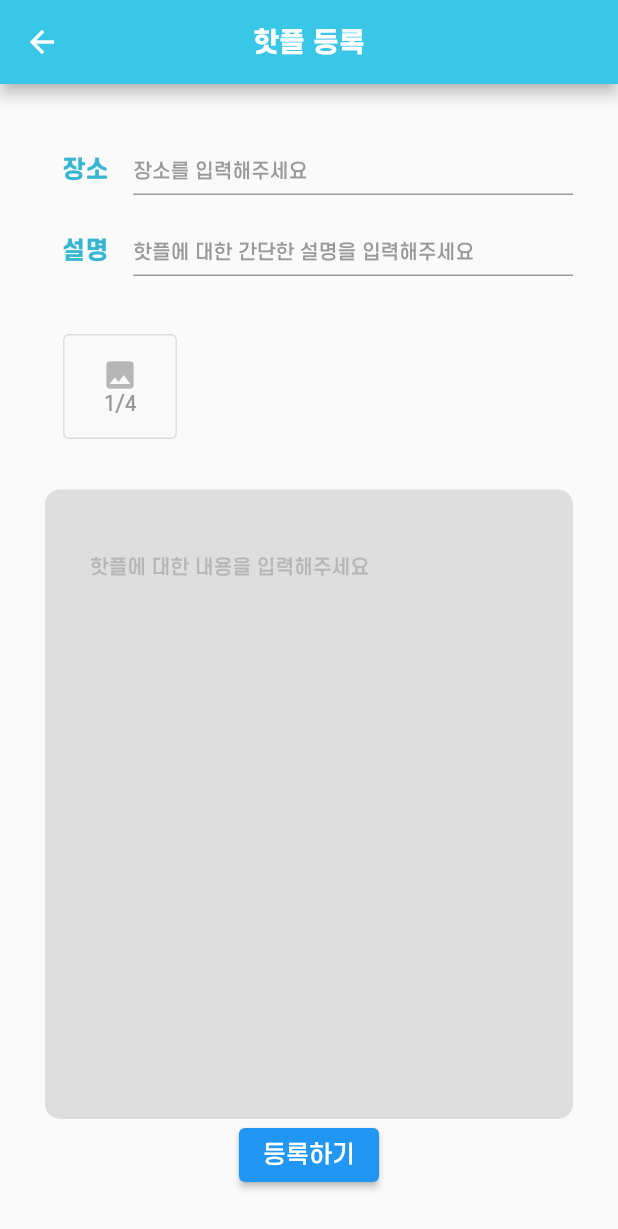
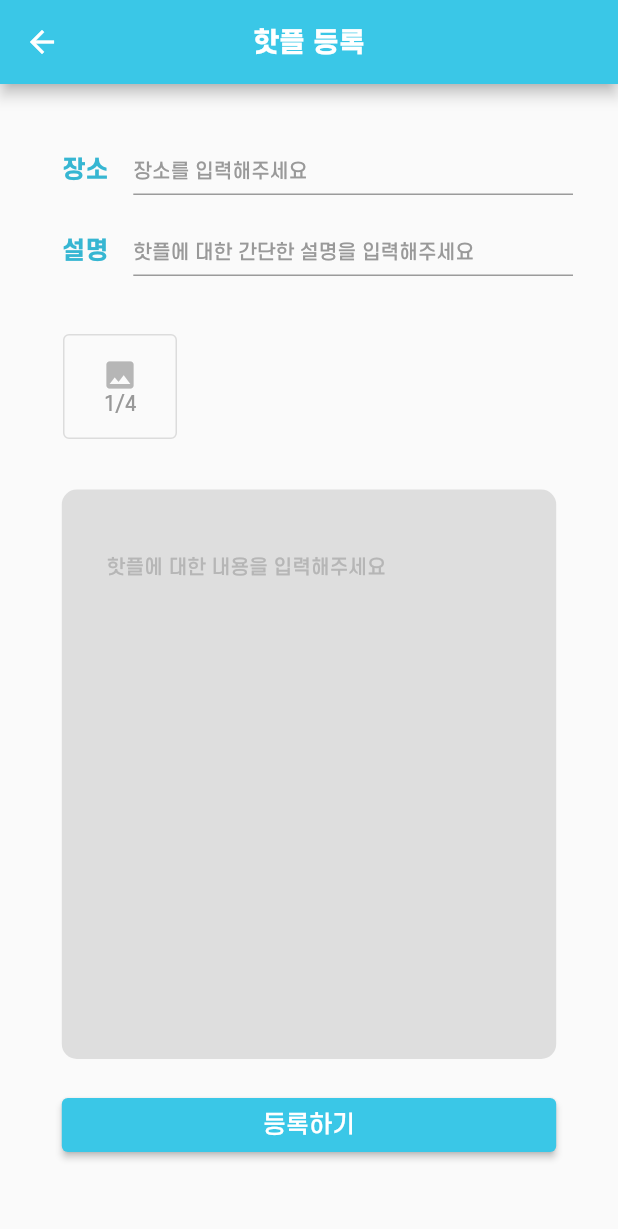
Before and after one commit to doubleS19/haemo-Front, a Flutter app: the PostingPage screen opened directly, on a phone screen of 412 x 824 dp. Shown: the top 1229 px of the screen. Run offline on Flutter 3.47's test engine with Material 2 defaults, Android fonts, the phone set to English and light mode, and no system bars; our stand-ins replace cloud_firestore, firebase_core, flutter_slidable, flutter_speed_dial, font_awesome_flutter, get and 3 more; missing offline and left inert: dart:ffi, textfield_tags; accounts and stored records are empty; network calls fail.

Commit message:
fix: posting page 버튼 길이 및 색상 수정

```diff
--- a/lib/screens/components/customButton.dart
+++ b/lib/screens/components/customButton.dart
@@ -14,7 +14,7 @@ Widget galleryButton(int pictureNum, dynamic context) {
       child: OutlinedButton(
         onPressed: () {},
         onFocusChange: null,
-        //style: OutlinedButton.styleFrom(backgroundColor: Colors.red),
+        //style: OutlinedButton.styleFrom(backgroundColor: Theme.of(context).primaryColor),
         child: Padding(
             padding: const EdgeInsets.fromLTRB(10, 15, 10, 15),
             child: Column(mainAxisSize: MainAxisSize.min, children: [
@@ -35,6 +35,7 @@ Widget galleryButton(int pictureNum, dynamic context) {
 
 Widget postingButton(dynamic context) {
   return ElevatedButton(onPressed: () {},
+      style: OutlinedButton.styleFrom(backgroundColor: Theme.of(context).primaryColor),
       child: Text("등록하기", style: TextStyle(
         fontFamily: Theme.of(context).textTheme.headlineSmall?.fontFamily,
           fontSize: Theme.of(context).textTheme.headlineSmall?.fontSize,
--- a/lib/screens/page/posting_page.dart
+++ b/lib/screens/page/posting_page.dart
@@ -60,13 +60,16 @@ class _PostingPageState extends State<PostingPage> {
                 child: selectDropDownButtonListType(widget.postType, context),
               ),
               Expanded(
-                child: postingPageDetailTextField(
-                    post.hintText, detailTextContext, context),
+                child: Container(
+                    width: MediaQuery.of(context).size.width * 0.8,
+                    child: postingPageDetailTextField(
+                        post.hintText, detailTextContext, context)),
               ),
               Container(
+                padding: EdgeInsets.fromLTRB(0, 20, 0, 20),
+                  width: MediaQuery.of(context).size.width * 0.8,
                   decoration: const BoxDecoration(
-                      borderRadius:
-                          BorderRadius.all(Radius.circular(6.0))),
+                      borderRadius: BorderRadius.all(Radius.circular(6.0))),
                   child: postingButton(context))
 /*              Flexible(
                 flex: 1,
```
Also changed, not shown: 3 other files.
